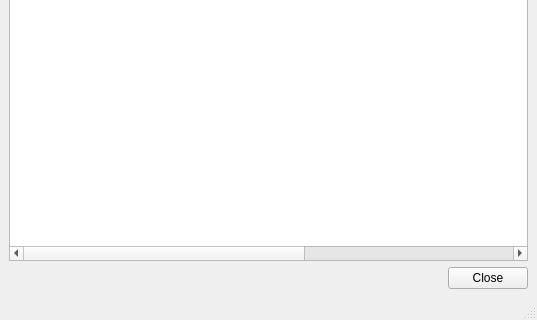
Old version of the form cpp/lib/freezer/ui/userpermissionseditorui.ui in the repository kurikaesu/arsenalsuite; both pictures show x 0 to 537 and y 294 to 614 of the 537 by 614 pixel window.
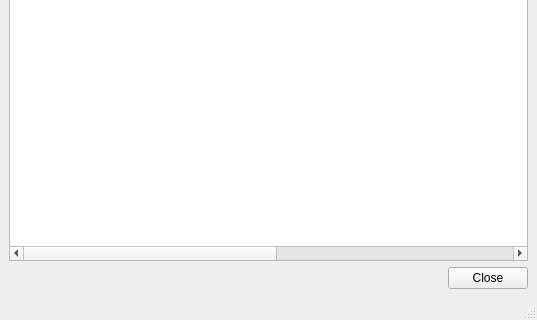
New version of the form.

```diff
--- a/cpp/lib/freezer/ui/userpermissionseditorui.ui
+++ b/cpp/lib/freezer/ui/userpermissionseditorui.ui
@@ -18,7 +18,7 @@
     <item>
      <widget class="QTreeWidget" name="treeWidget">
       <property name="columnCount">
-       <number>9</number>
+       <number>10</number>
       </property>
       <column>
        <property name="text">
@@ -57,7 +57,7 @@
       </column>
       <column>
        <property name="text">
-        <string>Modify Licenses</string>
+        <string>Modify Job Types</string>
        </property>
       </column>
       <column>
@@ -65,6 +65,11 @@
         <string>Modify Services</string>
        </property>
       </column>
+      <column>
+       <property name="text">
+        <string>Modify Licenses</string>
+       </property>
+      </column>
      </widget>
     </item>
     <item>
```
